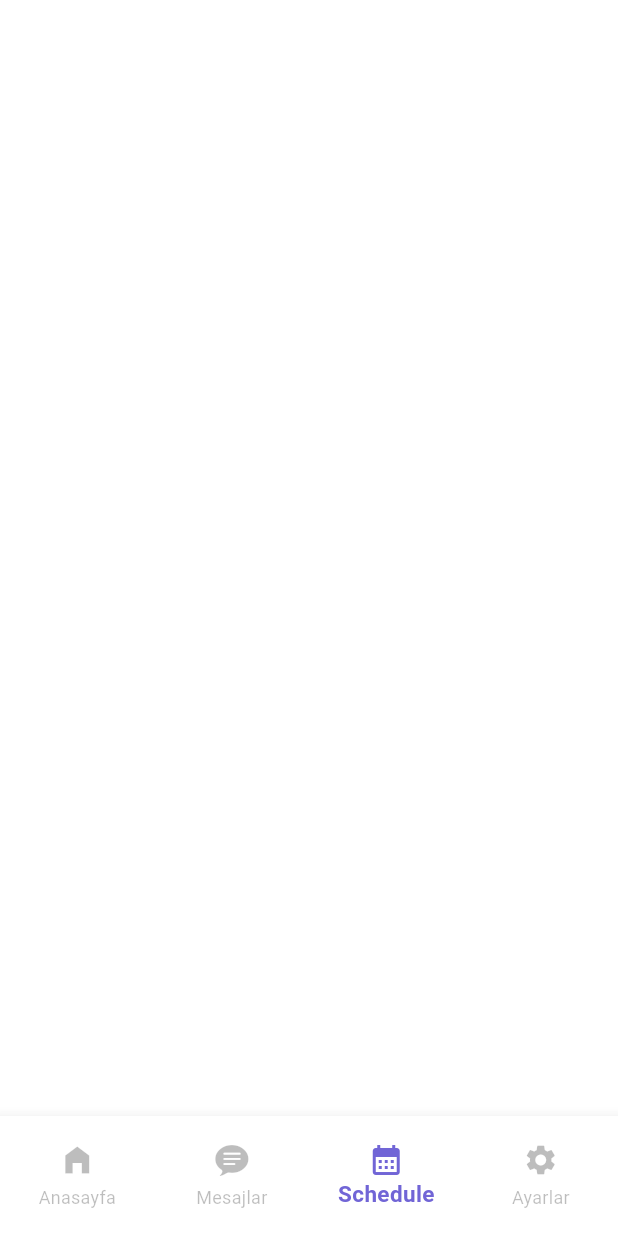
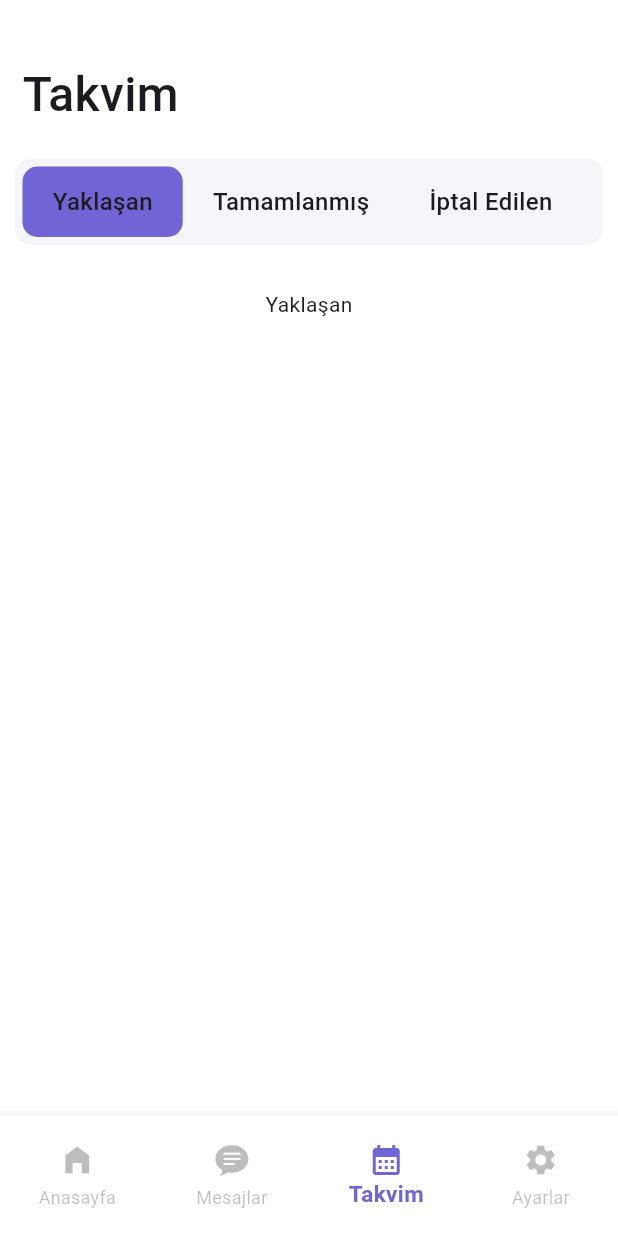
Before and after one commit to mmkocak/saglikapp, a Flutter app: the NavbarRoots screen opened directly, item 3 of the bottom bar chosen, on a phone screen of 412 x 824 dp. Run offline on Flutter 3.47's test engine with Material 3 defaults, Android fonts, the phone set to English and light mode, and no system bars.

Commit message:
takvim sayfasını güncelledim

```diff
--- /dev/null
+++ b/lib/view/schedule/schedule_Screen.dart
@@ -0,0 +1,138 @@
+import 'package:flutter/material.dart';
+
+class ScheduleScreen extends StatefulWidget {
+  const ScheduleScreen({Key? key}) : super(key: key);
+
+  @override
+  _ScheduleScreenState createState() => _ScheduleScreenState();
+}
+
+
+class _ScheduleScreenState extends State<ScheduleScreen> {
+  int _buttonIndex = 0;
+  final _schedulewidgets = [
+    Center(
+      child: Text("Yaklaşan"),
+    ),
+    Center(
+      child: Text("Tamamlanmış"),
+    ),
+     Center(
+      child: Text("İptal Edilen"),
+    ),
+  ];
+  @override
+  Widget build(BuildContext context) {
+    return SingleChildScrollView(
+      child: Padding(
+        padding: const EdgeInsets.only(top: 40),
+        child: Column(
+          crossAxisAlignment: CrossAxisAlignment.start,
+          children: [
+            const Padding(
+              padding: EdgeInsets.symmetric(horizontal: 15),
+              child: Text(
+                "Takvim",
+                style: TextStyle(
+                  fontSize: 32,
+                  fontWeight: FontWeight.w500,
+                ),
+              ),
+            ),
+            const SizedBox(
+              height: 20,
+            ),
+            Container(
+              padding: const EdgeInsets.all(5),
+              margin: const EdgeInsets.symmetric(horizontal: 10),
+              decoration: BoxDecoration(
+                  color: const Color(0xFFF4F6FA),
+                  borderRadius: BorderRadius.circular(10)),
+              child: Row(
+                mainAxisAlignment: MainAxisAlignment.start,
+                children: [
+                  InkWell(
+                    onTap: () {
+                      setState(() {
+                        _buttonIndex = 0;
+                      });
+                    },
+                    child: Container(
+                      padding: const EdgeInsets.symmetric(
+                          vertical: 12, horizontal: 20),
+                      decoration: BoxDecoration(
+                        color: _buttonIndex == 0
+                            ? const Color(0xFF7165d6)
+                            : Colors.transparent,
+                        borderRadius: BorderRadius.circular(10),
+                      ),
+                      child: const Text(
+                        "Yaklaşan",
+                        style: TextStyle(
+                          fontSize: 16,
+                          fontWeight: FontWeight.w500,
+                        ),
+                      ),
+                    ),
+                  ),
+                  InkWell(
+                    onTap: () {
+                      setState(() {
+                        _buttonIndex = 1;
+                      });
+                    },
+                    child: Container(
+                      padding: const EdgeInsets.symmetric(
+                          vertical: 12, horizontal: 20),
+                      decoration: BoxDecoration(
+                        color: _buttonIndex == 1
+                            ? const Color(0xFF7165d6)
+                            : Colors.transparent,
+                        borderRadius: BorderRadius.circular(10),
+                      ),
+                      child: const Text(
+                        "Tamamlanmış",
+                        style: TextStyle(
+                          fontSize: 16,
+                          fontWeight: FontWeight.w500,
+                        ),
+                      ),
+                    ),
+                  ),
+                  InkWell(
+                    onTap: () {
+                      setState(() {
+                        _buttonIndex = 2;
+                      });
+                    },
+                    child: Container(
+                      padding: const EdgeInsets.symmetric(
+                          vertical: 12, horizontal: 20),
+                      decoration: BoxDecoration(
+                        color: _buttonIndex == 2
+                            ? const Color(0xFF7165d6)
+                            : Colors.transparent,
+                        borderRadius: BorderRadius.circular(10),
+                      ),
+                      child: const Text(
+                        "İptal Edilen",
+                        style: TextStyle(
+                          fontSize: 16,
+                          fontWeight: FontWeight.w500,
+                        ),
+                      ),
+                    ),
+                  )
+                ],
+              ),
+            ),
+            const SizedBox(
+              height: 30,
+            ),
+            _schedulewidgets[_buttonIndex],
+          ],
+        ),
+      ),
+    );
+  }
+}
--- a/lib/widget/navbar_roots.dart
+++ b/lib/widget/navbar_roots.dart
@@ -1,6 +1,7 @@
 import 'package:flutter/cupertino.dart';
 import 'package:flutter/material.dart';
 import 'package:saglikapp/view/home/home_screen.dart';
+import 'package:saglikapp/view/schedule/schedule_Screen.dart';
 import 'package:saglikapp/view/settings/settings_screen.dart';
 
 class NavbarRoots extends StatefulWidget {
@@ -18,7 +19,7 @@ class _NavbarRootsState extends State<NavbarRoots> {
     // Messages Screen
     Container(),
     // Schedule Screen
-    Container(),
+    ScheduleScreen(),
     // Settings Screen
     SettingsScreen(),
   ];
@@ -49,7 +50,7 @@ class _NavbarRootsState extends State<NavbarRoots> {
                 icon: Icon(CupertinoIcons.chat_bubble_text_fill),
                 label: "Mesajlar"),
             BottomNavigationBarItem(
-                icon: Icon(Icons.calendar_month), label: "Schedule"),
+                icon: Icon(Icons.calendar_month), label: "Takvim"),
             BottomNavigationBarItem(
                 icon: Icon(Icons.settings), label: "Ayarlar"),
           ],
```
